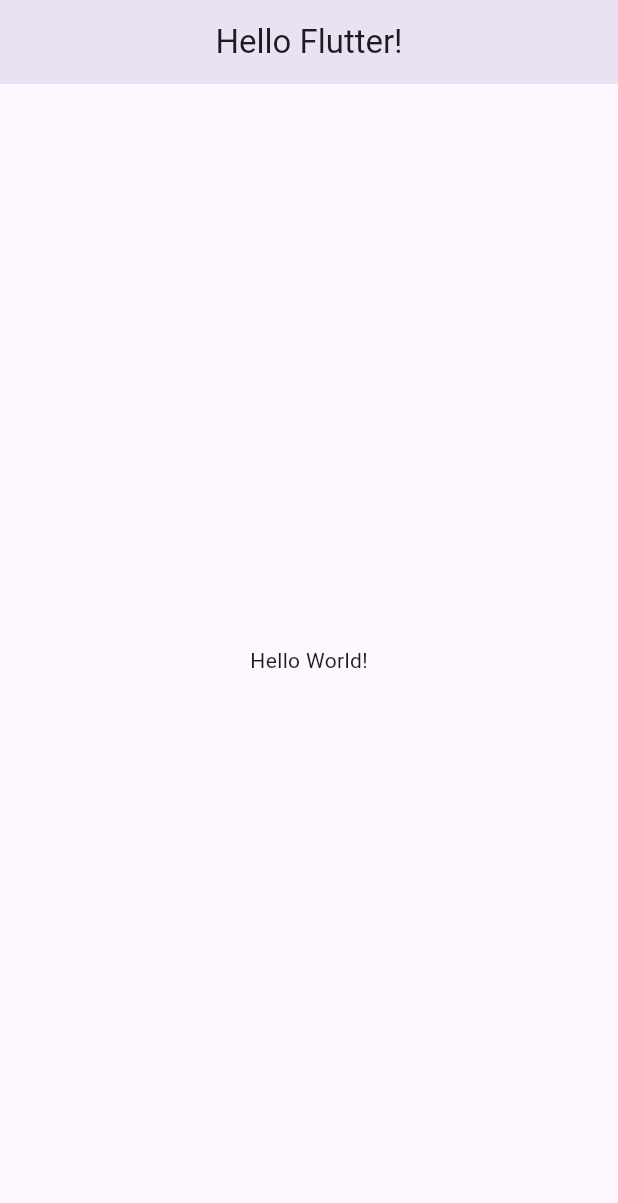
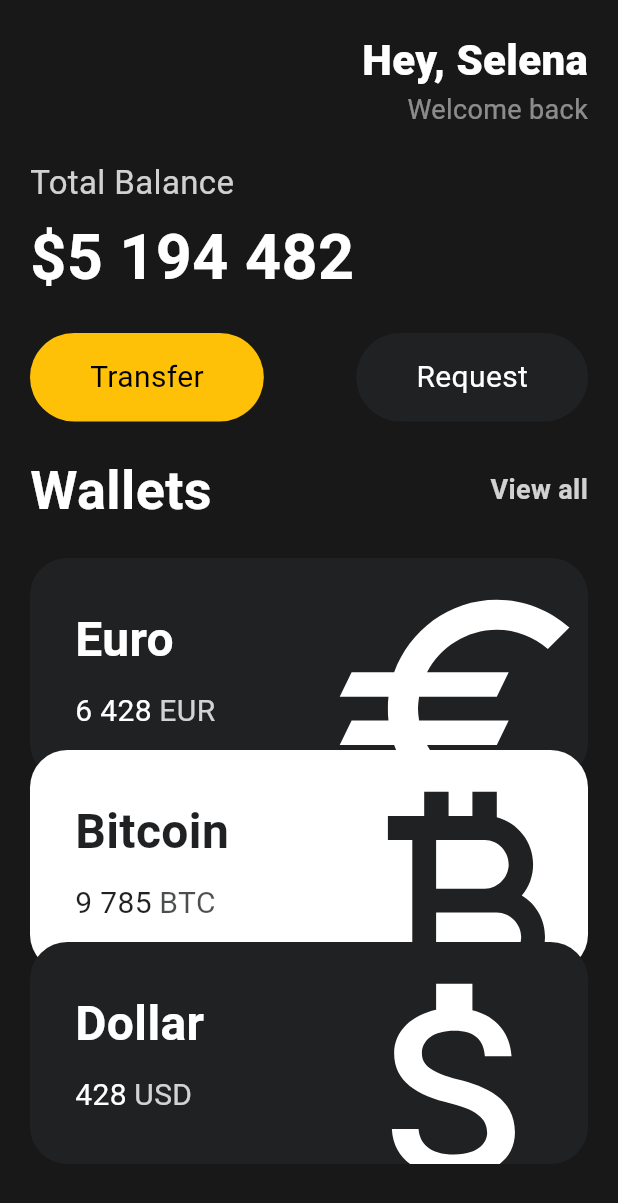
Before and after one commit to jw3520/toonflix, a Flutter app: the screen it shows after launch, on a phone screen of 412 x 824 dp. Shown: the top 1203 px of the screen. Run offline on Flutter 3.47's test engine with Material 3 defaults, Android fonts, the phone set to English and light mode, and no system bars.

Commit message:
[chapter3] 24.10.18

```diff
--- a/lib/main.dart
+++ b/lib/main.dart
@@ -1,23 +1,140 @@
 import 'package:flutter/material.dart';
+import 'package:toonflix/widgets/Button.dart';
+import 'package:toonflix/widgets/currency_card.dart';
 
 void main() {
-  runApp(App());
+  runApp(const App());
 }
 
 class App extends StatelessWidget {
+  const App({super.key});
+
   @override
   Widget build(BuildContext context) {
     return MaterialApp(
       home: Scaffold(
-        appBar: AppBar(
-          centerTitle: true,
-          title: Text('Hello Flutter!'),
-          elevation: 10,
-        ),
-        body: Center(
-          child: Text('Hello World!'),
-        ),
-      ),
+          backgroundColor: const Color(0xFF181818),
+          body: SingleChildScrollView(
+            child: Padding(
+              padding: const EdgeInsets.symmetric(horizontal: 20),
+              child: Column(
+                crossAxisAlignment: CrossAxisAlignment.start,
+                children: [
+                  const SizedBox(
+                    height: 20,
+                  ),
+                  Row(
+                    mainAxisAlignment: MainAxisAlignment.end,
+                    children: [
+                      Column(
+                        crossAxisAlignment: CrossAxisAlignment.end,
+                        children: [
+                          const Text(
+                            'Hey, Selena',
+                            style: TextStyle(
+                              color: Colors.white,
+                              fontSize: 28,
+                              fontWeight: FontWeight.w800,
+                            ),
+                          ),
+                          Text(
+                            'Welcome back',
+                            style: TextStyle(
+                              color: Colors.white.withOpacity(0.5),
+                              fontSize: 18,
+                            ),
+                          ),
+                        ],
+                      )
+                    ],
+                  ),
+                  const SizedBox(
+                    height: 20,
+                  ),
+                  Text(
+                    'Total Balance',
+                    style: TextStyle(
+                        fontSize: 22, color: Colors.white.withOpacity(0.8)),
+                  ),
+                  const SizedBox(
+                    height: 5,
+                  ),
+                  const Text(
+                    '\$5 194 482',
+                    style: TextStyle(
+                        fontSize: 42,
+                        fontWeight: FontWeight.w600,
+                        color: Colors.white),
+                  ),
+                  const SizedBox(
+                    height: 20,
+                  ),
+                  const Row(
+                    mainAxisAlignment: MainAxisAlignment.spaceBetween,
+                    children: [
+                      Button(
+                          text: 'Transfer',
+                          bgColor: Colors.amber,
+                          textColor: Colors.black),
+                      Button(
+                          text: 'Request',
+                          bgColor: Color(0xFF1F2123),
+                          textColor: Colors.white),
+                    ],
+                  ),
+                  const SizedBox(
+                    height: 20,
+                  ),
+                  Row(
+                    mainAxisAlignment: MainAxisAlignment.spaceBetween,
+                    children: [
+                      const Text(
+                        'Wallets',
+                        style: TextStyle(
+                          color: Colors.white,
+                          fontSize: 36,
+                          fontWeight: FontWeight.w600,
+                        ),
+                      ),
+                      Text('View all',
+                          style: TextStyle(
+                            color: Colors.white.withOpacity(0.8),
+                            fontSize: 18,
+                            fontWeight: FontWeight.w600,
+                          )),
+                    ],
+                  ),
+                  const SizedBox(
+                    height: 20,
+                  ),
+                  const CurrencyCard(
+                    name: "Euro",
+                    code: "EUR",
+                    amount: "6 428",
+                    icon: Icons.euro_outlined,
+                    isInverted: false,
+                    order: 1,
+                  ),
+                  const CurrencyCard(
+                    name: "Bitcoin",
+                    code: "BTC",
+                    amount: "9 785",
+                    icon: Icons.currency_bitcoin_outlined,
+                    isInverted: true,
+                    order: 2,
+                  ),
+                  const CurrencyCard(
+                    name: "Dollar",
+                    code: "USD",
+                    amount: "428",
+                    icon: Icons.attach_money_outlined,
+                    isInverted: false,
+                    order: 3,
+                  ),
+                ],
+              ),
+            ),
+          )),
     );
   }
 }
--- /dev/null
+++ b/lib/widgets/Button.dart
@@ -0,0 +1,37 @@
+import 'package:flutter/material.dart';
+
+class Button extends StatelessWidget {
+  final String text;
+  final Color bgColor;
+  final Color textColor;
+
+  const Button({
+    super.key,
+    required this.text,
+    required this.bgColor,
+    required this.textColor,
+  });
+
+  @override
+  Widget build(BuildContext context) {
+    return Container(
+      decoration: BoxDecoration(
+        color: bgColor,
+        borderRadius: BorderRadius.circular(45),
+      ),
+      child: Padding(
+        padding: const EdgeInsets.symmetric(
+          vertical: 15,
+          horizontal: 40,
+        ),
+        child: Text(
+          text,
+          style: TextStyle(
+            fontSize: 20,
+            color: textColor,
+          ),
+        ),
+      ),
+    );
+  }
+}
--- /dev/null
+++ b/lib/widgets/currency_card.dart
@@ -0,0 +1,91 @@
+import 'package:flutter/material.dart';
+
+class CurrencyCard extends StatelessWidget {
+  final String name, code, amount;
+  final IconData icon;
+  final bool isInverted;
+  final int order;
+
+  final _blackColor = const Color(0xFF1F2123);
+
+  const CurrencyCard({
+    super.key,
+    required this.name,
+    required this.code,
+    required this.amount,
+    required this.icon,
+    required this.isInverted,
+    required this.order,
+  });
+
+  @override
+  Widget build(BuildContext context) {
+    return Transform.translate(
+      offset: Offset(0, (-20 * (order - 1))),
+      child: Container(
+        clipBehavior: Clip.hardEdge,
+        decoration: BoxDecoration(
+          color: isInverted ? Colors.white : _blackColor,
+          borderRadius: BorderRadius.circular(25),
+        ),
+        child: Padding(
+          padding: const EdgeInsets.all(30),
+          child: Row(
+            mainAxisAlignment: MainAxisAlignment.spaceBetween,
+            children: [
+              Column(
+                crossAxisAlignment: CrossAxisAlignment.start,
+                children: [
+                  Text(
+                    name,
+                    style: TextStyle(
+                        color: isInverted ? _blackColor : Colors.white,
+                        fontSize: 32,
+                        fontWeight: FontWeight.w600),
+                  ),
+                  const SizedBox(
+                    height: 10,
+                  ),
+                  Row(
+                    children: [
+                      Text(
+                        amount,
+                        style: TextStyle(
+                          color: isInverted ? _blackColor : Colors.white,
+                          fontSize: 20,
+                        ),
+                      ),
+                      const SizedBox(
+                        width: 5,
+                      ),
+                      Text(
+                        code,
+                        style: TextStyle(
+                          color: isInverted
+                              ? _blackColor.withOpacity(0.8)
+                              : Colors.white.withOpacity(0.8),
+                          fontSize: 20,
+                        ),
+                      ),
+                    ],
+                  ),
+                ],
+              ),
+              Transform.scale(
+                scale: 2.2,
+                child: Transform.translate(
+                  offset: const Offset(-5, 12),
+                  child: Icon(
+                    icon,
+                    color: isInverted ? _blackColor : Colors.white,
+                    size: 88,
+                  ),
+                ),
+              ),
+            ],
+          ),
+        ),
+      ),
+    );
+  }
+}
```
Also changed, not shown: 1 other file.
